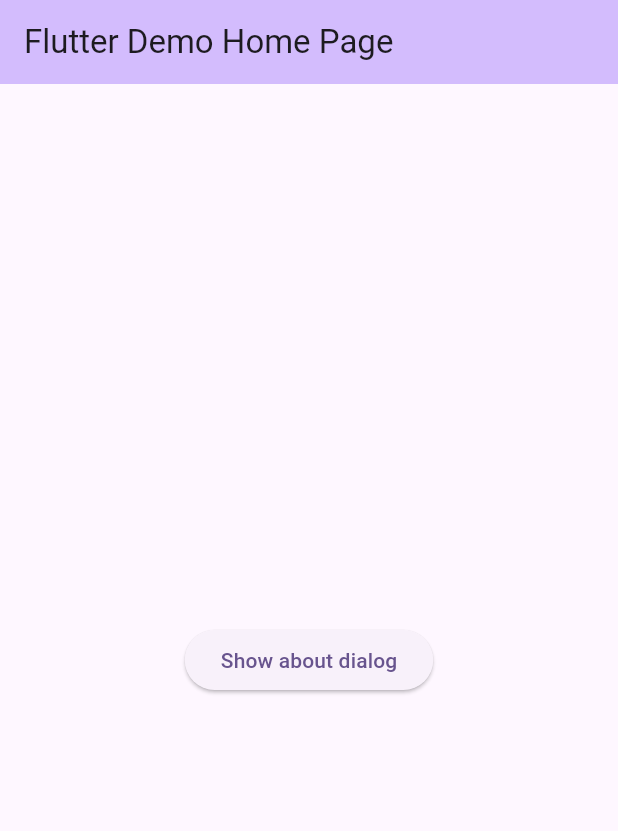
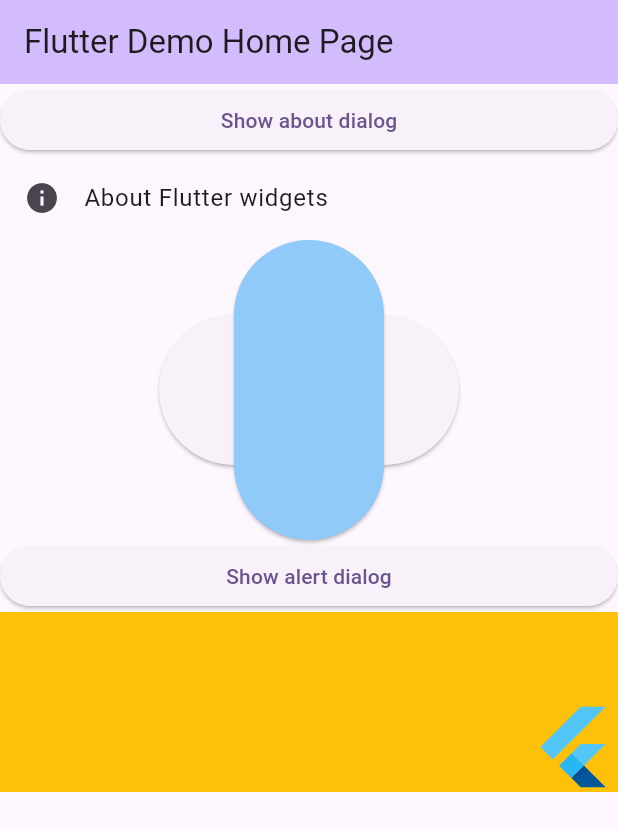
Before and after one commit to YaroslavaShyt/flutter_widgets, a Flutter app: the screen it shows after launch, on a phone screen of 412 x 824 dp. Shown: the top 831 px of the screen. Run offline on Flutter 3.47's test engine with Material 3 defaults, Android fonts, the phone set to English and light mode, and no system bars.

Commit message:
AboutListTile, AbsorbPointer, AlertDialog, Align

```diff
--- a/lib/main.dart
+++ b/lib/main.dart
@@ -37,10 +37,13 @@ class _MyHomePageState extends State<MyHomePage> {
           title: Text(widget.title),
         ),
         body: Center(
-            child: ElevatedButton(
+            child: ListView(
+          children: [
+            ElevatedButton(
                 onPressed: () {
                   showDialog(
                       context: context,
+                      // 1
                       builder: (context) => const AboutDialog(
                             applicationIcon: FlutterLogo(),
                             applicationLegalese: 'Legalese',
@@ -51,6 +54,95 @@ class _MyHomePageState extends State<MyHomePage> {
                             ],
                           ));
                 },
-                child: const Text("Show about dialog"))));
+                child: const Text("Show about dialog")),
+            // 2
+            const AboutListTile(
+              icon: Icon(Icons.info),
+              applicationIcon: FlutterLogo(),
+              applicationLegalese: 'Legalese',
+              applicationName: 'Flutter widgets',
+              applicationVersion: '1.0.0',
+              aboutBoxChildren: [Text('About list tile text')],
+            ),
+            Stack(
+              alignment: AlignmentDirectional.center,
+              children: <Widget>[
+                SizedBox(
+                  width: 200.0,
+                  height: 100.0,
+                  child: ElevatedButton(onPressed: () {}, child: null),
+                ),
+                SizedBox(
+                  width: 100.0,
+                  height: 200.0,
+                  // 3
+                  child: AbsorbPointer(
+                      child: ElevatedButton(
+                    onPressed: () {},
+                    child: null,
+                    style: ElevatedButton.styleFrom(
+                        backgroundColor: Colors.blue.shade200),
+                  )),
+                ),
+              ],
+            ),
+            ElevatedButton(
+                onPressed: () {
+                  showDialog(
+                    context: context,
+                    // 4
+                    builder: (context) => AlertDialog(
+                      icon: const FlutterLogo(),
+                      iconPadding: const EdgeInsets.all(20.0),
+                      iconColor: Colors.blue.shade200,
+                      actions: [
+                        TextButton(
+                            onPressed: () {
+                              Navigator.of(context).pop();
+                            },
+                            child: const Text('Close'))
+                      ],
+                      actionsPadding: const EdgeInsets.all(20.0),
+                      actionsAlignment: MainAxisAlignment.center,
+                      actionsOverflowAlignment: OverflowBarAlignment.center,
+                      actionsOverflowButtonSpacing: 20.0,
+                      actionsOverflowDirection: VerticalDirection.up,
+                      alignment: Alignment.topRight,
+                      elevation: 20.0,
+                      backgroundColor: Colors.deepOrangeAccent,
+                      buttonPadding: const EdgeInsets.all(20.0),
+                      scrollable: true,
+                      semanticLabel: 'Alert',
+                      shadowColor: Colors.cyanAccent,
+                      shape: RoundedRectangleBorder(
+                        borderRadius: BorderRadius.circular(15.0),
+                      ),
+                      title: const Text('Alert dialog'),
+                      titlePadding: const EdgeInsets.all(20.0),
+                      titleTextStyle: const TextStyle(color: Colors.amber),
+                      content: const Text('This is the Alert Dialog'),
+                      contentPadding: const EdgeInsets.all(20.0),
+                      contentTextStyle: const TextStyle(color: Colors.brown),
+                      clipBehavior: Clip.antiAlias,
+                      insetPadding: const EdgeInsets.all(20.0),
+                    ),
+                  );
+                },
+                child: const Text('Show alert dialog')),
+            Container(
+              height: 120,
+              width: double.infinity,
+              color: Colors.amber,
+              //alignment: Alignment.topLeft,
+              // 5
+              child: const Align(
+                alignment: Alignment.bottomRight,
+                child: FlutterLogo(
+                  size: 60,
+                ),
+              ),
+            )
+          ],
+        )));
   }
 }
```
Also changed, not shown: 1 other file.
